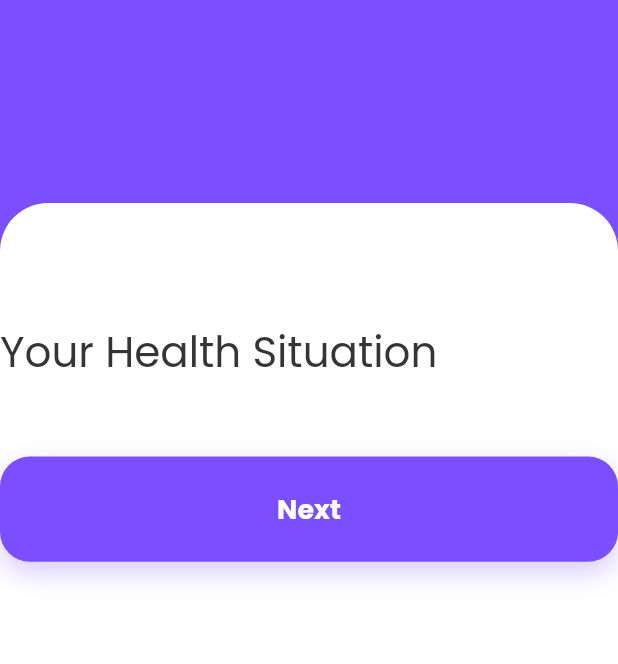
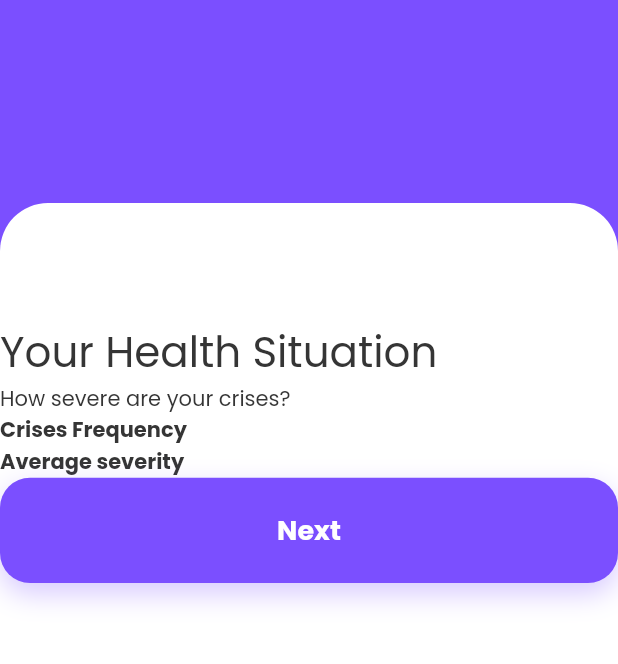
Before and after one commit to Fienne/sickler, a Flutter app: the HealthSituationScreen screen opened directly, on a phone screen of 412 x 824 dp, the part 106-770 px from its top. Run offline on Flutter 3.47's test engine with Material 2 defaults, Android fonts, the phone set to English and light mode, and no system bars; our stand-ins replace flutter_svg, percent_indicator.

Commit message:
edited screen ids

```diff
--- a/lib/screens/authscreens/create_account_screen.dart
+++ b/lib/screens/authscreens/create_account_screen.dart
@@ -8,7 +8,7 @@ import '../../constants.dart';
 import '../../size_config.dart';
 
 class SicklerCreateAccountScreen extends StatefulWidget {
-  static const String id = "SicklerCreateAccountScreen";
+  static const String id = "create account screen";
   const SicklerCreateAccountScreen({Key? key}) : super(key: key);
 
   @override
--- a/lib/screens/info_gathering_screens/health_situation_screen.dart
+++ b/lib/screens/info_gathering_screens/health_situation_screen.dart
@@ -5,7 +5,7 @@ import 'package:sickler/size_config.dart';
 import '../../global_components/scaffold_body_with_top_image.dart';
 
 class HealthSituationScreen extends StatefulWidget {
-  static const String id = "PersonalInfoGatheringScreen";
+  static const String id = "health situation screen";
   const HealthSituationScreen({Key? key}) : super(key: key);
 
   @override
@@ -31,7 +31,19 @@ class _HealthSituationScreenState extends State<HealthSituationScreen> {
               "Your Health Situation",
               style: Theme.of(context).textTheme.headline2,
             ),
-            SizedBox(height: relHeight(50, context)),
+            Text(
+              "How severe are your crises?",
+              style: Theme.of(context).textTheme.bodyText2,
+            ),
+            Text(
+              "Crises Frequency",
+              style: Theme.of(context).textTheme.bodyText1,
+            ),
+
+            Text(
+              "Average severity",
+              style: Theme.of(context).textTheme.bodyText1,
+            ),
 
             ///Next Button
             SicklerColoredButton(
--- a/lib/screens/info_gathering_screens/personal_info_gathering_screen.dart
+++ b/lib/screens/info_gathering_screens/personal_info_gathering_screen.dart
@@ -5,7 +5,7 @@ import 'package:sickler/size_config.dart';
 import 'components/personal_info_gathering_list_item.dart';
 
 class PersonalInfoGatheringScreen extends StatefulWidget {
-  static const String id = "PersonalInfoGatheringScreen";
+  static const String id = "personal info gathering screen";
   const PersonalInfoGatheringScreen({Key? key}) : super(key: key);
 
   @override
```
